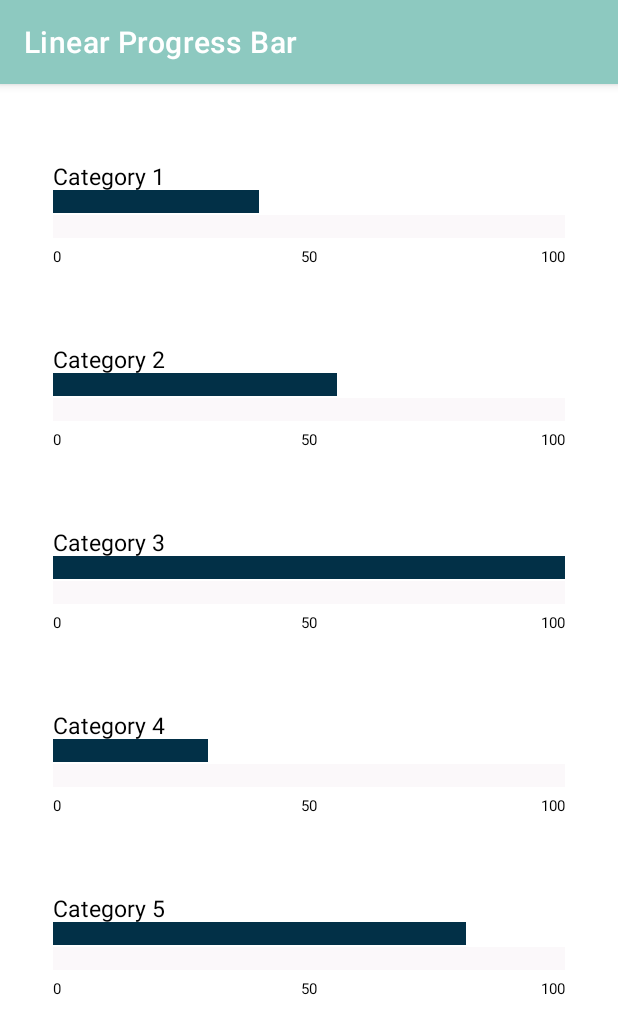
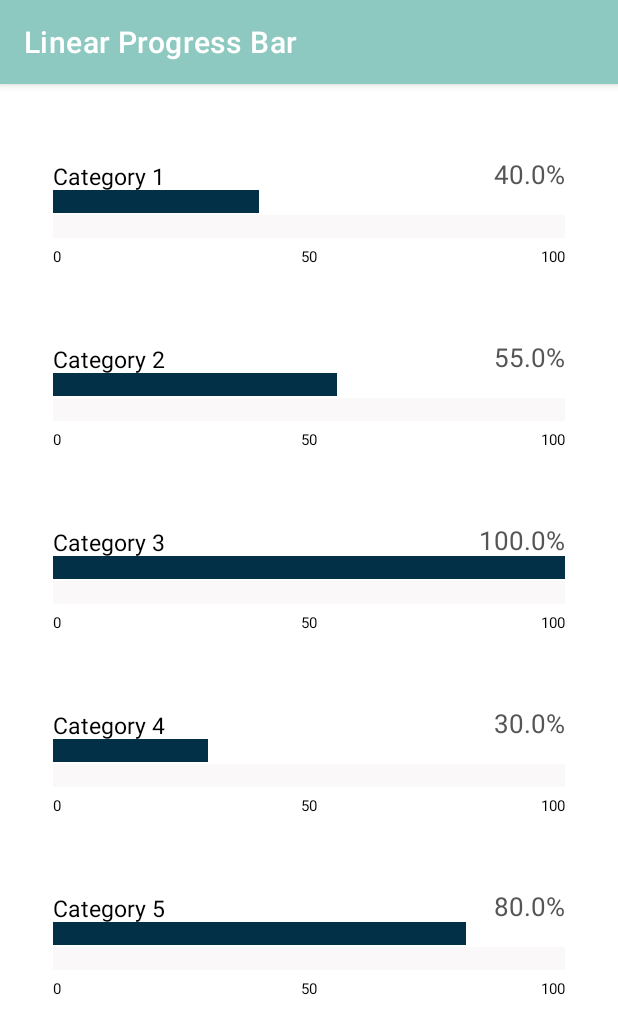
Before and after one commit to sung2063/AndroidTableauLibrary, an Android app: the LinearProgressActivity screen opened directly, with no data from a screen before it, on a phone screen of 412 x 824 dp. Shown: the top 1034 px of the screen. Run offline under Robolectric (Android 15) with nearby library versions, the phone set to English and light mode, and no system bars.

Commit message:
Implement Linear Progress Bar Value (#12)
Implemented linear progress bar value text

```diff
--- a/TableauLibrary/src/main/java/com/sung2063/tableau_library/progress/adapter/LinearProgressItemsAdapter.kt
+++ b/TableauLibrary/src/main/java/com/sung2063/tableau_library/progress/adapter/LinearProgressItemsAdapter.kt
@@ -28,6 +28,7 @@ class LinearProgressItemsAdapter(
 
     class ViewHolder(view: View) : RecyclerView.ViewHolder(view) {
         val tvTitle: TextView = view.findViewById(R.id.tv_title)
+        val tvProgressValue: TextView = view.findViewById(R.id.tv_progress_value)
         val ivFilledBar: ImageView = view.findViewById(R.id.iv_filled_bar)
         val ivUnfilledBar: ImageView = view.findViewById(R.id.iv_unfilled_bar)
         val tvMiddleValue: TextView = view.findViewById(R.id.tv_middle_value)
@@ -43,6 +44,7 @@ class LinearProgressItemsAdapter(
     override fun onBindViewHolder(viewHolder: ViewHolder, position: Int) {
 
         viewHolder.tvTitle.text = dataList[position].name
+        viewHolder.tvProgressValue.text = "${dataList[position].value}%"
 
         // Determine filled and unfilled colors
         var filledColor: String
--- a/TableauLibrary/src/main/res/layout/linear_progress_view.xml
+++ b/TableauLibrary/src/main/res/layout/linear_progress_view.xml
@@ -1,9 +1,9 @@
 <?xml version="1.0" encoding="utf-8"?>
 <RelativeLayout xmlns:android="http://schemas.android.com/apk/res/android"
     xmlns:app="http://schemas.android.com/apk/res-auto"
+    xmlns:tools="http://schemas.android.com/tools"
     android:layout_width="match_parent"
     android:layout_height="wrap_content"
-    xmlns:tools="http://schemas.android.com/tools"
     android:paddingLeft="10dp"
     android:paddingTop="25dp"
     android:paddingRight="10dp"
@@ -17,11 +17,21 @@
         android:textSize="15sp"
         tools:text="Travel" />
 
+    <TextView
+        android:id="@+id/tv_progress_value"
+        android:layout_width="wrap_content"
+        android:layout_height="wrap_content"
+        android:layout_alignBottom="@id/tv_title"
+        android:layout_alignParentEnd="true"
+        android:textColor="@color/color_darker_gray"
+        android:textSize="17sp"
+        tools:text="0%" />
+
     <ImageView
         android:id="@+id/iv_unfilled_bar"
         android:layout_width="match_parent"
         android:layout_height="15dp"
-        android:layout_below="@id/tv_title"
+        android:layout_below="@id/tv_progress_value"
         android:layout_marginTop="15dp"
         android:src="@drawable/linear_progress_back_stack_bar" />
 
--- /dev/null
+++ b/TableauLibrary/src/main/res/values/colors.xml
@@ -0,0 +1,4 @@
+<?xml version="1.0" encoding="utf-8"?>
+<resources>
+    <color name="color_darker_gray">#555</color>
+</resources>
```
